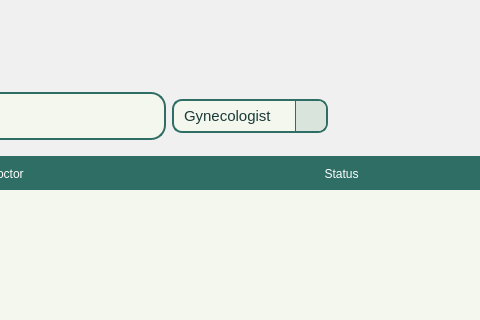
Above: Views/Staff_LabRequest.ui from VinsmokeSanji69/COVACHA_CLINIC_SYSTEM before the change; both pictures show x 374 to 854 and y 0 to 320 of the 1143 by 738 pixel window. Below: the same form after it.
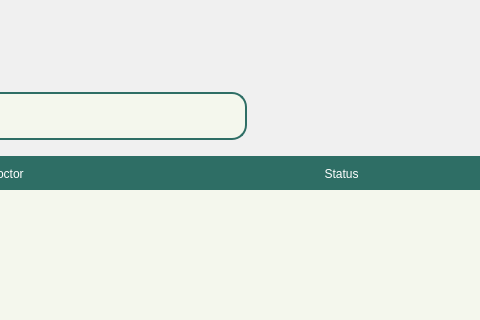
That is the form after the change. Icons and pictures are not drawn.

Patch:
```diff
--- a/Views/Staff_LabRequest.ui
+++ b/Views/Staff_LabRequest.ui
@@ -650,51 +650,6 @@
               </layout>
              </widget>
             </item>
-            <item>
-             <widget class="QComboBox" name="Specialty">
-              <property name="sizePolicy">
-               <sizepolicy hsizetype="Preferred" vsizetype="Fixed">
-                <horstretch>0</horstretch>
-                <verstretch>0</verstretch>
-               </sizepolicy>
-              </property>
-              <property name="minimumSize">
-               <size>
-                <width>0</width>
-                <height>0</height>
-               </size>
-              </property>
-              <property name="maximumSize">
-               <size>
-                <width>200</width>
-                <height>16777215</height>
-               </size>
-              </property>
-              <property name="styleSheet">
-               <string notr="true">QComboBox::down-arrow {
-    image: url(:/icons/icons/chevron-down.svg);
-    width: 20px;
-    height: 20px;
-}
-</string>
-              </property>
-              <item>
-               <property name="text">
-                <string>Gynecologist</string>
-               </property>
-              </item>
-              <item>
-               <property name="text">
-                <string>Pediatrician</string>
-               </property>
-              </item>
-              <item>
-               <property name="text">
-                <string>Opthalmologist</string>
-               </property>
-              </item>
-             </widget>
-            </item>
             <item>
              <spacer name="horizontalSpacer">
               <property name="orientation">
```
Left out of the diff: 9 changed lines with no effect on the pictures.
